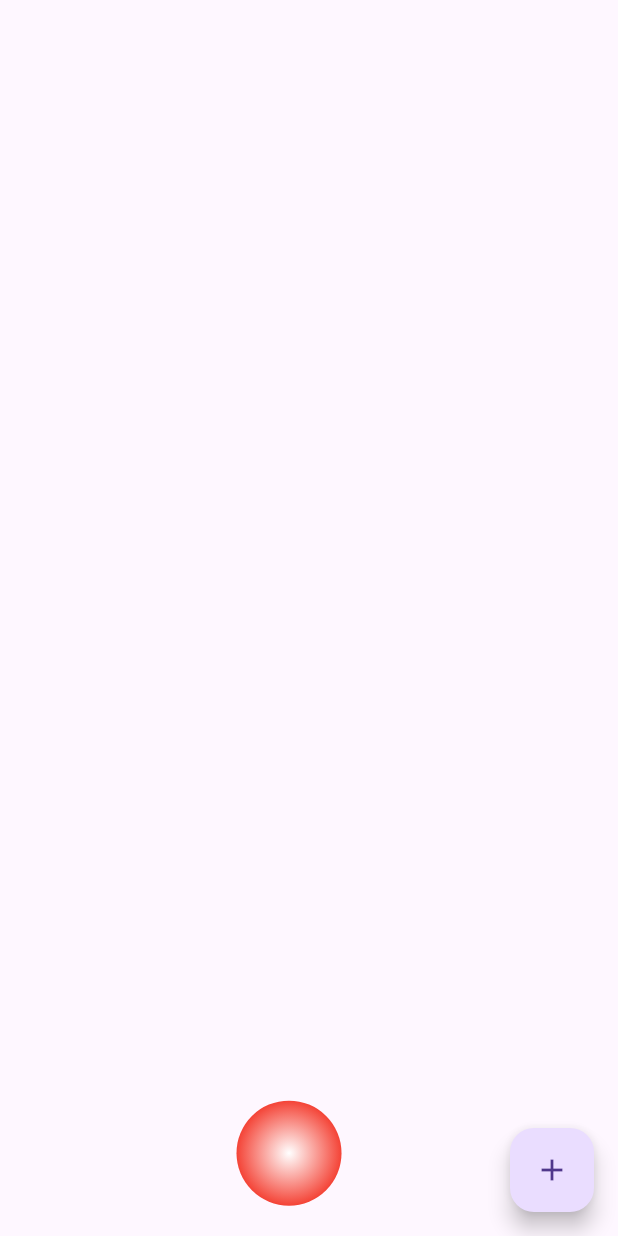
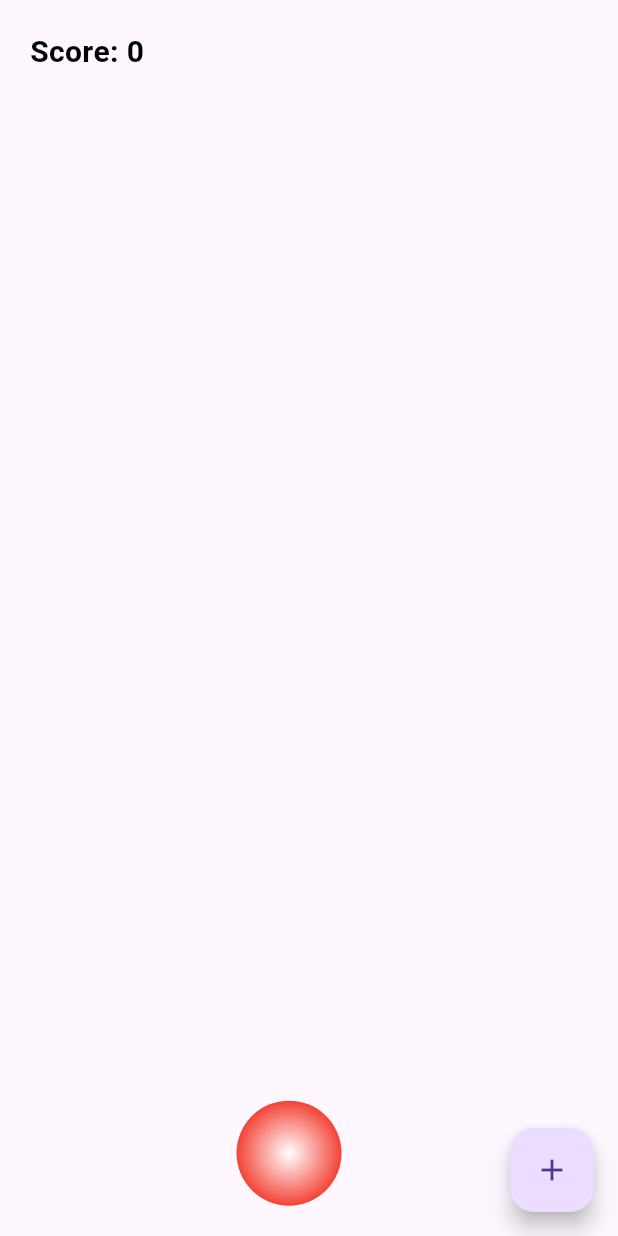
Before and after one commit to joseluisdaza/MFS_Mobile, a Flutter app: the screen it shows after launch, after a tap on the "add" icon, on a phone screen of 412 x 824 dp. Run offline on Flutter 3.47's test engine with Material 3 defaults, Android fonts, the phone set to English and light mode, and no system bars.

Commit message:
tarea01cambios

```diff
--- a/lib/Tarea01-Pelota/tarea01.dart
+++ b/lib/Tarea01-Pelota/tarea01.dart
@@ -17,6 +17,7 @@ class _HomeState extends State<Home> {
   Color colorPorDefecto = Colors.red;
   Color colorClickeado = Colors.black;
   List<Widget> pelotas = [];
+  int ballClickedCounter = 0;
 
   double getRandomDouble() {
     return gran.nextDouble() * 2 - 1; //De -1 a 1
@@ -25,11 +26,36 @@ class _HomeState extends State<Home> {
   @override
   Widget build(BuildContext context) {
     return Scaffold(
-      body: Stack(children: pelotas),
+      body: Stack(
+        children: [
+          Positioned(
+            top: 20,
+            left: 20,
+            child: Text(
+              'Score: $ballClickedCounter',
+              style: TextStyle(
+                fontSize: 20,
+                color: Colors.black,
+                fontWeight: FontWeight.bold,
+              ),
+            ),
+          ),
+          ...pelotas, // Agrega las pelotas a la pantalla
+        ],
+      ),
       floatingActionButton: FloatingActionButton(
         onPressed: () {
           setState(() {
-            pelotas.add(Pelota(key: UniqueKey()));
+            pelotas.add(
+              Pelota(
+                key: UniqueKey(),
+                onPelotaClicked: () {
+                  setState(() {
+                    ballClickedCounter++;
+                  });
+                },
+              ),
+            );
           });
         },
         child: Icon(Icons.add),
@@ -39,7 +65,9 @@ class _HomeState extends State<Home> {
 }
 
 class Pelota extends StatefulWidget {
-  const Pelota({super.key});
+  final Function onPelotaClicked; // Callback para el clic en la pelota
+
+  const Pelota({super.key, required this.onPelotaClicked});
 
   @override
   State<Pelota> createState() => _PelotaState();
@@ -81,25 +109,11 @@ class _PelotaState extends State<Pelota> {
         onTap: () {
           // Cuando se le de click a la pelota
           print('Pelota clickeada');
+          widget.onPelotaClicked(); // Llama a la función de callback
           setState(() {
             isClicked = true;
             colorPorDefecto = Colors.black;
           });
-
-          // final parentState = context.findAncestorStateOfType<_HomeState>();
-          // if (parentState != null) {
-          //   parentState.setState(() {
-          //     parentState.pelotas.removeWhere(
-          //       (pelota) => pelota.key == widget.key,
-          //     );
-          //   });
-          // }
-
-          // setState(() {
-          //   // posY = 1; // Cambiar la posición Y para que desaparezca
-          //   (context.findAncestorStateOfType<_HomeState>()?.pelotas ?? [])
-          //       .remove(widget);
-          // });
         },
         child: Container(
           width: 70,
```
